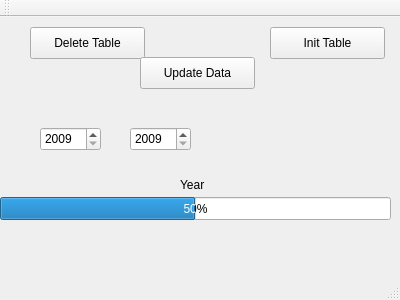
The window that mainwindow.ui (maxoup59/DB-Updater) describes before a commit, drawn with Qt 5.
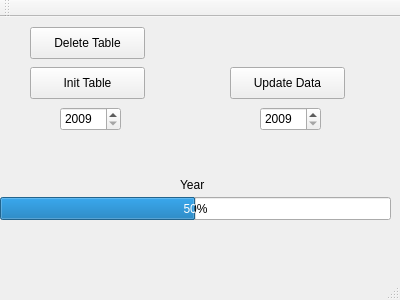
The same window after the commit.

```diff
--- a/mainwindow.ui
+++ b/mainwindow.ui
@@ -30,8 +30,8 @@
    <widget class="QPushButton" name="button_initTable">
     <property name="geometry">
      <rect>
-      <x>270</x>
-      <y>10</y>
+      <x>30</x>
+      <y>50</y>
       <width>115</width>
       <height>32</height>
      </rect>
@@ -43,8 +43,8 @@
    <widget class="QPushButton" name="button_updateData">
     <property name="geometry">
      <rect>
-      <x>140</x>
-      <y>40</y>
+      <x>230</x>
+      <y>50</y>
       <width>115</width>
       <height>32</height>
      </rect>
@@ -69,8 +69,8 @@
    <widget class="QSpinBox" name="spinBox">
     <property name="geometry">
      <rect>
-      <x>40</x>
-      <y>110</y>
+      <x>60</x>
+      <y>90</y>
       <width>61</width>
       <height>24</height>
      </rect>
@@ -85,8 +85,8 @@
    <widget class="QSpinBox" name="spinBox_2">
     <property name="geometry">
      <rect>
-      <x>130</x>
-      <y>110</y>
+      <x>260</x>
+      <y>90</y>
       <width>61</width>
       <height>24</height>
      </rect>
```
